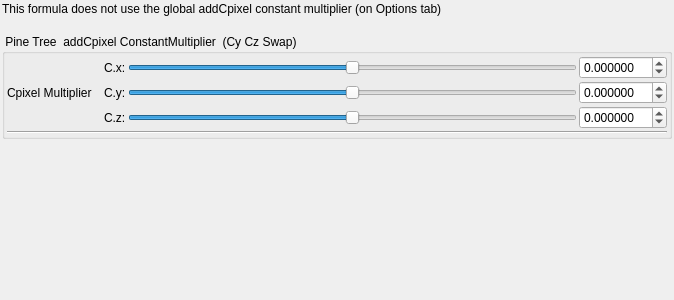
First picture: the form in mandelbulber2/qt_data/fractal_benesi_pine_tree.ui, repository buddhi1980/mandelbulber2, before the edit.
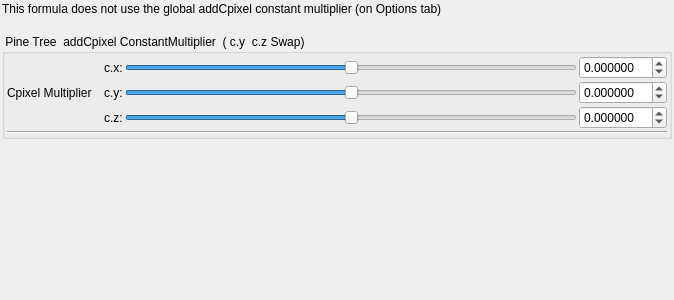
Second picture: the form after the edit. Custom widgets are drawn as their Qt base class.

The edit to the form file:
```diff
--- a/mandelbulber2/qt_data/fractal_benesi_pine_tree.ui
+++ b/mandelbulber2/qt_data/fractal_benesi_pine_tree.ui
@@ -49,7 +49,7 @@
       <string>&lt;html&gt;&lt;head/&gt;&lt;body&gt;&lt;p&gt;&lt;span style=&quot; color:#000000;&quot;&gt;benesiFastPwr2PineTree  3D&lt;/span&gt;&lt;/p&gt;&lt;p&gt;&lt;span style=&quot; font-family:'Courier New,courier'; color:#000000;&quot;&gt;http://www.fractalforums.com/new-theories-and-research/do-m3d-formula-have-to-be-distance-estimation-formulas/&lt;/span&gt;&lt;/p&gt;&lt;/body&gt;&lt;/html&gt;</string>
      </property>
      <property name="title">
-      <string> Pine Tree  addCpixel ConstantMultiplier  (Cy Cz Swap)</string>
+      <string> Pine Tree  addCpixel ConstantMultiplier  ( c.y  c.z Swap)</string>
      </property>
      <property name="checkable">
       <bool>false</bool>
@@ -156,7 +156,7 @@
         <item row="0" column="1">
          <widget class="QLabel" name="label_113">
           <property name="text">
-           <string>C.x:</string>
+           <string>c.x:</string>
           </property>
          </widget>
         </item>
@@ -235,14 +235,14 @@
         <item row="1" column="1">
          <widget class="QLabel" name="label_71">
           <property name="text">
-           <string>C.y:</string>
+           <string>c.y:</string>
           </property>
          </widget>
         </item>
         <item row="2" column="1">
          <widget class="QLabel" name="label_117">
           <property name="text">
-           <string>C.z:</string>
+           <string>c.z:</string>
           </property>
          </widget>
         </item>
```
Left out of the diff: 2 changed lines with no effect on the pictures.
